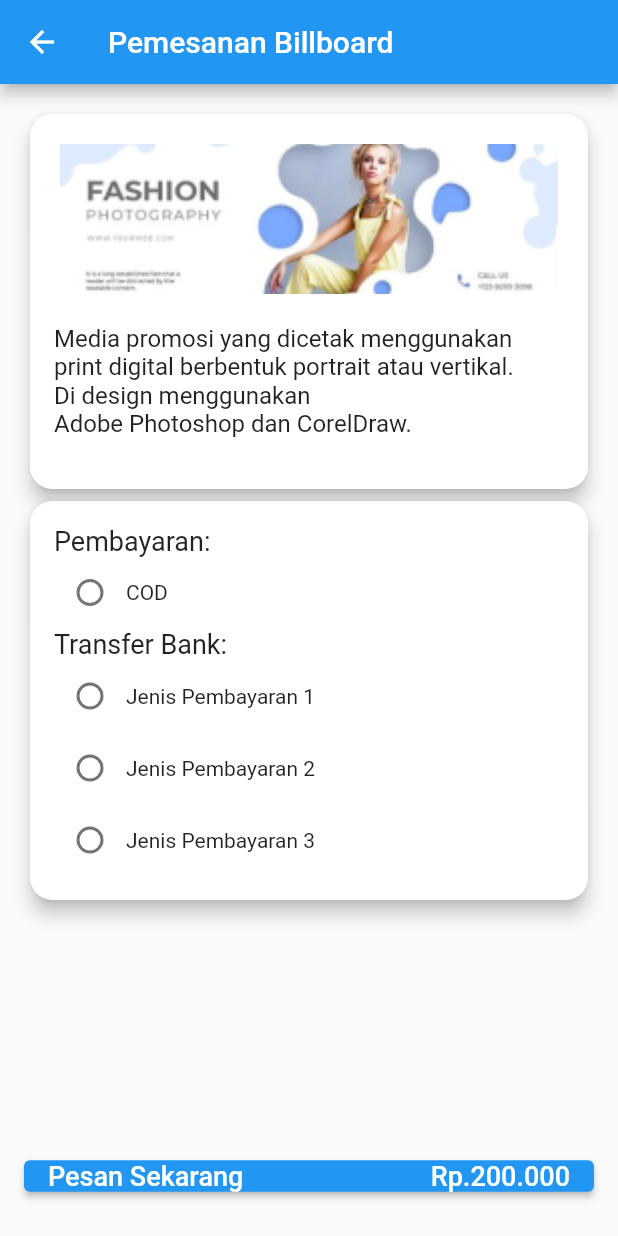
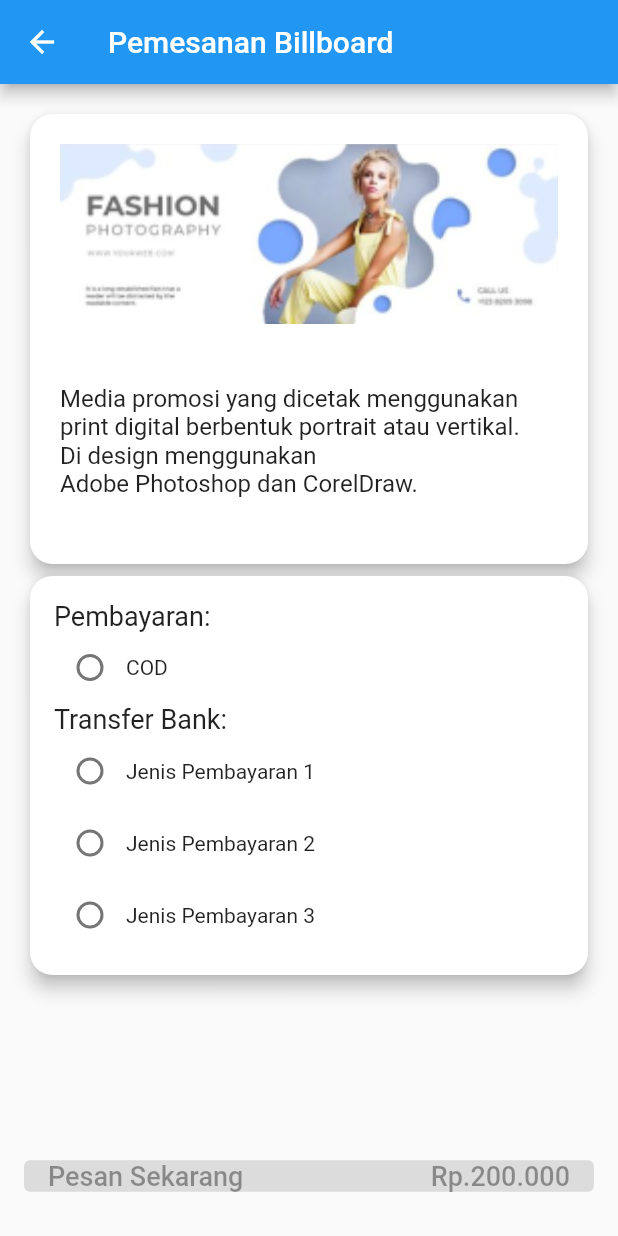
Before and after one commit to alifhilmi17/PBL-NO-DATABASE, a Flutter app: the PemesananBillboardPage screen opened directly, on a phone screen of 412 x 824 dp. Run offline on Flutter 3.47's test engine with Material 2 defaults, Android fonts, the phone set to English and light mode, and no system bars; our stand-ins replace carousel_slider, google_nav_bar.

Commit message:
pemesanan_billboard_page UPDATED

```diff
--- a/lib/pemesanan_billboard_page.dart
+++ b/lib/pemesanan_billboard_page.dart
@@ -26,9 +26,8 @@ class _PemesananBillboardPageState extends State<PemesananBillboardPage> {
         ),
         body: Padding(
             padding: const EdgeInsets.all(16.0),
-        child: Column(
-          crossAxisAlignment: CrossAxisAlignment.start,
-          children: [
+            child:
+                Column(crossAxisAlignment: CrossAxisAlignment.start, children: [
               Card(
                 elevation: 5,
                 shape: RoundedRectangleBorder(
@@ -36,7 +35,7 @@ class _PemesananBillboardPageState extends State<PemesananBillboardPage> {
                 ),
                 child: Container(
                   width: 400,
-                height: 250,
+                  height: 300,
                   child: Column(
                     crossAxisAlignment: CrossAxisAlignment.start,
                     children: [
@@ -45,12 +44,14 @@ class _PemesananBillboardPageState extends State<PemesananBillboardPage> {
                         child: Image.asset(
                           widget.imagePath,
                           width: 380,
-                        height: 100, // Adjust the height of the image
+                          height: 120, // Adjust the height of the image
                           fit: BoxFit.cover,
                         ),
                       ),
                       Padding(
-                      padding: const EdgeInsets.fromLTRB(16.0, 0, 16.0, 16.0),
+                        padding:
+                            const EdgeInsets.fromLTRB(20.0, 20.0, 20.0, 30.0),
+                        // Increase the top padding to move the text down
                         child: Text(
                           widget.catalogContent,
                           style: TextStyle(fontSize: 16),
@@ -89,38 +90,40 @@ class _PemesananBillboardPageState extends State<PemesananBillboardPage> {
               Spacer(),
               Center(
                 child: ElevatedButton(
-                onPressed: () {
+                  onPressed: selectedPaymentOption != 0
+                      ? () {
                           // Do something with booking data and selected payment option
                           print(
                               'Billboard: ${widget.jenisBillboard}, Pesan Sekarang, Jenis Pembayaran: $selectedPaymentOption');
-                },
+                        }
+                      : null, // Disable the button if no payment option is selected
                   style: ElevatedButton.styleFrom(
-                  padding: EdgeInsets.symmetric(
-                      horizontal: 16), // Add horizontal padding as needed
-                  minimumSize: Size(MediaQuery.of(context).size.width,
-                      0), // Set minimum size to full width
+                    padding: EdgeInsets.symmetric(horizontal: 16),
+                    minimumSize: Size(
+                      MediaQuery.of(context).size.width,
+                      0,
+                    ),
                   ),
                   child: Row(
                     children: [
                       Text(
                         'Pesan Sekarang',
                         style: TextStyle(
-                          fontSize: 18), // Adjust the font size as needed
+                          fontSize: 18,
                         ),
-                    Spacer(), // Add space between "Pesan Sekarang" and "Harga"
+                      ),
+                      Spacer(),
                       Text(
                         'Rp.200.000',
                         style: TextStyle(
-                          fontSize: 18), // Adjust the font size as needed
+                          fontSize: 18,
+                        ),
                       ),
                     ],
                   ),
                 ),
               ),
-          ],
-        ),
-      ),
-    );
+            ])));
   }
 
   Widget buildPaymentOptionRadio(int value, String label) {
```
Lines whose indentation alone changed are shown as unchanged.
